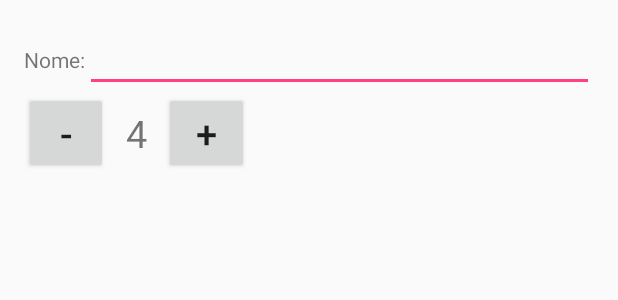
After one commit to gleidesigner/Material_Design_Style, an Android app: the layout content_main_layout.xml on its own in the app's theme, with its tools: preview values and no code run, on a phone screen of 412 x 824 dp. The commit adds this screen. Shown: the top 300 px of the screen. Run offline under Robolectric (Android 15) with nearby library versions, the phone set to English and light mode, and no system bars.

```diff
--- a/app/src/main/java/com/gleidesilva/materialdesignstyle/MainActivity.java
+++ b/app/src/main/java/com/gleidesilva/materialdesignstyle/MainActivity.java
@@ -22,7 +22,7 @@ public class MainActivity extends ActionBarActivity {
     @Override
     protected void onCreate(Bundle savedInstanceState) {
         super.onCreate(savedInstanceState);
-        setContentView(R.layout.activity_main_appbar);
+        setContentView(R.layout.activity_main);
 
         toolbar = (Toolbar) findViewById(R.id.app_bar);
         setSupportActionBar(toolbar);
--- a/app/src/main/java/com/gleidesilva/materialdesignstyle/NavDrawerFragment.java
+++ b/app/src/main/java/com/gleidesilva/materialdesignstyle/NavDrawerFragment.java
@@ -68,12 +68,12 @@ public class NavDrawerFragment extends Fragment {
                 getActivity().invalidateOptionsMenu();
             }
 
-            @Override
+/*            @Override
             public void onDrawerSlide(View drawerView, float slideOffset) {
                 if (slideOffset < 0.6 ){
                     toolbar.setAlpha(1 - slideOffset);
                 }
-            }
+            }*/
         };
 
         if (!mUserLearnedDrawer && mFromSaveIdInstanceState) {
--- a/app/src/main/res/layout/activity_main.xml
+++ b/app/src/main/res/layout/activity_main.xml
@@ -12,6 +12,7 @@
         android:paddingLeft="@dimen/activity_horizontal_margin"
         android:paddingRight="@dimen/activity_horizontal_margin"
         android:paddingTop="@dimen/activity_vertical_margin"
+        android:fitsSystemWindows="true"
         tools:context="com.gleidesilva.materialdesignstyle.MainActivity">
 
         <include
--- a/app/src/main/res/layout/app_bar.xml
+++ b/app/src/main/res/layout/app_bar.xml
@@ -1,10 +1,11 @@
 <?xml version="1.0" encoding="utf-8"?>
 <android.support.v7.widget.Toolbar xmlns:android="http://schemas.android.com/apk/res/android"
     xmlns:app="http://schemas.android.com/apk/res-auto"
+    android:paddingTop="@dimen/app_bar_top_padding"
     android:layout_width="match_parent"
     android:layout_height="wrap_content"
     android:background="@color/colorPrimary"
     app:theme="@style/MyCustomToolBarTheme"
-    app:popupTheme="@style/ThemeOverlay.AppCompat.Dark">
+    app:popupTheme="@style/ThemeOverlay.AppCompat.ActionBar">
 
 </android.support.v7.widget.Toolbar>
--- /dev/null
+++ b/app/src/main/res/layout/content_main_layout.xml
@@ -0,0 +1,53 @@
+<?xml version="1.0" encoding="utf-8"?>
+<LinearLayout xmlns:android="http://schemas.android.com/apk/res/android"
+    android:layout_width="match_parent"
+    android:layout_height="match_parent"
+    android:layout_margin="16dp"
+    android:orientation="vertical">
+
+
+    <LinearLayout
+        android:layout_width="match_parent"
+        android:layout_height="wrap_content">
+
+        <TextView
+            android:layout_width="wrap_content"
+            android:layout_height="wrap_content"
+            android:text="Nome:"/>
+        <EditText
+            android:layout_width="match_parent"
+            android:layout_height="wrap_content" />
+
+    </LinearLayout>
+
+    <LinearLayout
+        android:layout_width="150dp"
+        android:layout_height="wrap_content"
+        android:orientation="horizontal"
+        android:weightSum="4">
+
+        <Button
+            android:id="@+id/button01"
+            android:layout_width="0dp"
+            android:layout_height="match_parent"
+            android:text="-"
+            android:textSize="25sp"
+            android:layout_weight="1.5" />
+        <TextView
+            android:layout_width="0dp"
+            android:layout_height="match_parent"
+            android:text="4"
+            android:gravity="center"
+            android:layout_weight="1"
+            android:textSize="25sp"/>
+
+        <Button
+            android:id="@+id/button02"
+            android:layout_width="0dp"
+            android:layout_height="match_parent"
+            android:text="+"
+            android:textSize="25sp"
+            android:layout_weight="1.5" />
+    </LinearLayout>
+
+</LinearLayout>
--- /dev/null
+++ b/app/src/main/res/values-v19/dimens.xml
@@ -0,0 +1,4 @@
+<?xml version="1.0" encoding="utf-8"?>
+<resources>
+    <dimen name="app_bar_top_padding">24dp</dimen>
+</resources>
--- /dev/null
+++ b/app/src/main/res/values-v19/styles.xml
@@ -0,0 +1,6 @@
+<?xml version="1.0" encoding="utf-8"?>
+<resources>
+    <style name="AppTheme" parent="AppTheme.Base">
+        <item name="android:windowTranslucentStatus">true</item>
+    </style>
+</resources>
--- /dev/null
+++ b/app/src/main/res/values-v21/dimens.xml
@@ -0,0 +1,4 @@
+<?xml version="1.0" encoding="utf-8"?>
+<resources>
+    <dimen name="app_bar_top_padding">0dp</dimen>
+</resources>
--- /dev/null
+++ b/app/src/main/res/values-v21/styles.xml
@@ -0,0 +1,10 @@
+<?xml version="1.0" encoding="utf-8"?>
+<resources>
+
+    <style name="AppTheme" parent="AppTheme.Base">
+        <item name="colorPrimary">@color/colorPrimary</item>
+        <item name="colorPrimaryDark">@color/colorPrimaryDark</item>
+        <item name="colorAccent">@color/colorAccent</item>
+        <item name="android:windowTranslucentStatus">true</item>
+    </style>
+</resources>
--- a/app/src/main/res/values/dimens.xml
+++ b/app/src/main/res/values/dimens.xml
@@ -3,4 +3,5 @@
     <dimen name="activity_horizontal_margin">16dp</dimen>
     <dimen name="activity_vertical_margin">16dp</dimen>
     <dimen name="nav_drawer_width">280dp</dimen>
+    <dimen name="app_bar_top_padding">0dp</dimen>
 </resources>
```
Also changed, not shown: app/src/main/res/layout/activity_main_appbar.xml (+7 -1 lines), app/src/main/res/layout/content_layout_login.xml (added, +61 -0 lines), app/src/main/res/layout/fragment_nav_drawer.xml (+13 -4 lines), app/src/main/res/drawable/flores.png (added).
